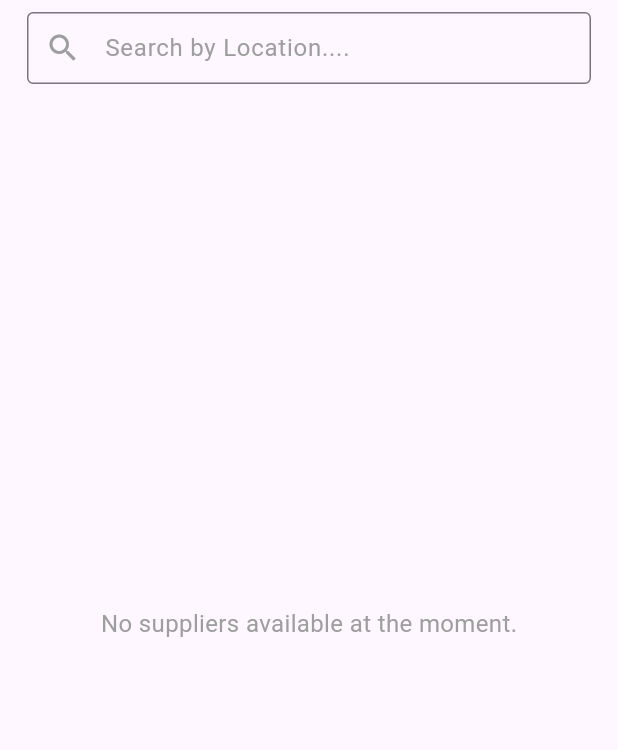
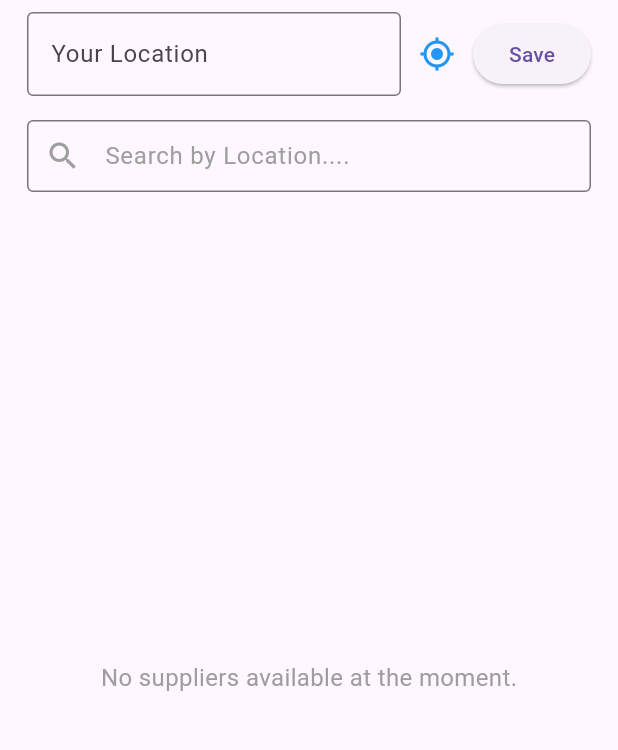
Before and after one commit to AmnaArifHussainC/paniwala, a Flutter app: the HomeScreen screen opened directly, on a phone screen of 412 x 824 dp, the part 84-834 px from its top. Run offline on Flutter 3.47's test engine with Material 3 defaults, Android fonts, the phone set to English and light mode, and no system bars; our stand-ins replace carousel_slider, cloud_firestore, file_picker, firebase_auth, firebase_core, flutter_rating_bar and 6 more; missing offline and left inert: firebase_app_check; accounts and stored records are empty; project files that could hold a hidden picture were left out.

Commit message:
commit by fatima

```diff
--- a/lib/view/consumer/consumer_dashboard.dart
+++ b/lib/view/consumer/consumer_dashboard.dart
@@ -1,9 +1,12 @@
 import 'package:flutter/material.dart';
 import 'package:cloud_firestore/cloud_firestore.dart';
+import 'package:firebase_auth/firebase_auth.dart';
 import 'package:url_launcher/url_launcher.dart';
 import 'package:paniwala/view/consumer/product_lists_of_suppliers.dart';
 import 'package:paniwala/view_model/auth_viewmodel.dart';
 import 'consumer_drawer.dart';
+import 'package:geolocator/geolocator.dart';
+import 'package:geocoding/geocoding.dart';
 
 class HomeScreen extends StatefulWidget {
   @override
@@ -14,13 +17,77 @@ class _HomeScreenState extends State<HomeScreen> {
   List<Map<String, dynamic>> suppliers = [];
   bool isLoading = true;
   String searchQuery = '';
+  String userLocation = "Fetching location...";
+  TextEditingController locationController = TextEditingController();
 
   @override
   void initState() {
     super.initState();
     fetchSuppliers();
+    fetchUserLocation();
   }
 
+  Future<void> fetchUserLocation() async {
+    bool serviceEnabled;
+    LocationPermission permission;
+
+    serviceEnabled = await Geolocator.isLocationServiceEnabled();
+    if (!serviceEnabled) {
+      setState(() => userLocation = "Location services are disabled.");
+      return;
+    }
+
+    permission = await Geolocator.checkPermission();
+    if (permission == LocationPermission.denied) {
+      permission = await Geolocator.requestPermission();
+      if (permission == LocationPermission.denied) {
+        setState(() => userLocation = "Location permission denied.");
+        return;
+      }
+    }
+
+    if (permission == LocationPermission.deniedForever) {
+      setState(() => userLocation = "Location permission permanently denied.");
+      return;
+    }
+
+    Position position = await Geolocator.getCurrentPosition(desiredAccuracy: LocationAccuracy.high);
+    List<Placemark> placemarks = await placemarkFromCoordinates(position.latitude, position.longitude);
+    Placemark place = placemarks[0];
+
+    String address = "${place.subLocality}, ${place.locality}, ${place.country}";
+
+    setState(() {
+      userLocation = address;
+      locationController.text = address;
+    });
+  }
+
+  Future<void> saveLocationToFirestore(BuildContext context, TextEditingController locationController) async {
+    try {
+      final user = FirebaseAuth.instance.currentUser;
+      if (user == null) {
+        ScaffoldMessenger.of(context).showSnackBar(
+          const SnackBar(content: Text('User not logged in.')),
+        );
+        return;
+      }
+
+      // Save location in the user's document using their UID
+      await FirebaseFirestore.instance.collection('Users').doc(user.uid).set({
+        'location': locationController.text
+      }, SetOptions(merge: true));
+
+      ScaffoldMessenger.of(context).showSnackBar(
+        const SnackBar(content: Text('Location saved successfully!')),
+      );
+    } catch (e) {
+      print('Error saving location: $e');
+      ScaffoldMessenger.of(context).showSnackBar(
+        const SnackBar(content: Text('Failed to save location.')),
+      );
+    }
+  }
   Future<void> fetchSuppliers() async {
     try {
       setState(() => isLoading = true);
@@ -90,6 +157,32 @@ class _HomeScreenState extends State<HomeScreen> {
         child: Column(
           crossAxisAlignment: CrossAxisAlignment.start,
           children: [
+            // Location Input
+            Padding(
+              padding: const EdgeInsets.all(8.0),
+              child: Row(
+                children: [
+                  Expanded(
+                    child: TextFormField(
+                      controller: locationController,
+                      decoration: const InputDecoration(
+                        hintText: 'Your Location',
+                        border: OutlineInputBorder(),
+                      ),
+                    ),
+                  ),
+                  IconButton(
+                    icon: const Icon(Icons.my_location, color: Colors.blue),
+                    onPressed: fetchUserLocation, // Ensure this function is defined
+                  ),
+                  ElevatedButton(
+                    onPressed: () => saveLocationToFirestore(context, locationController),
+                    child: const Text("Save"),
+                  ),
+                ],
+              ),
+            ),
+
             // Search Bar
             Padding(
               padding: const EdgeInsets.all(8.0),
```
Also changed, not shown: 12 other files.
